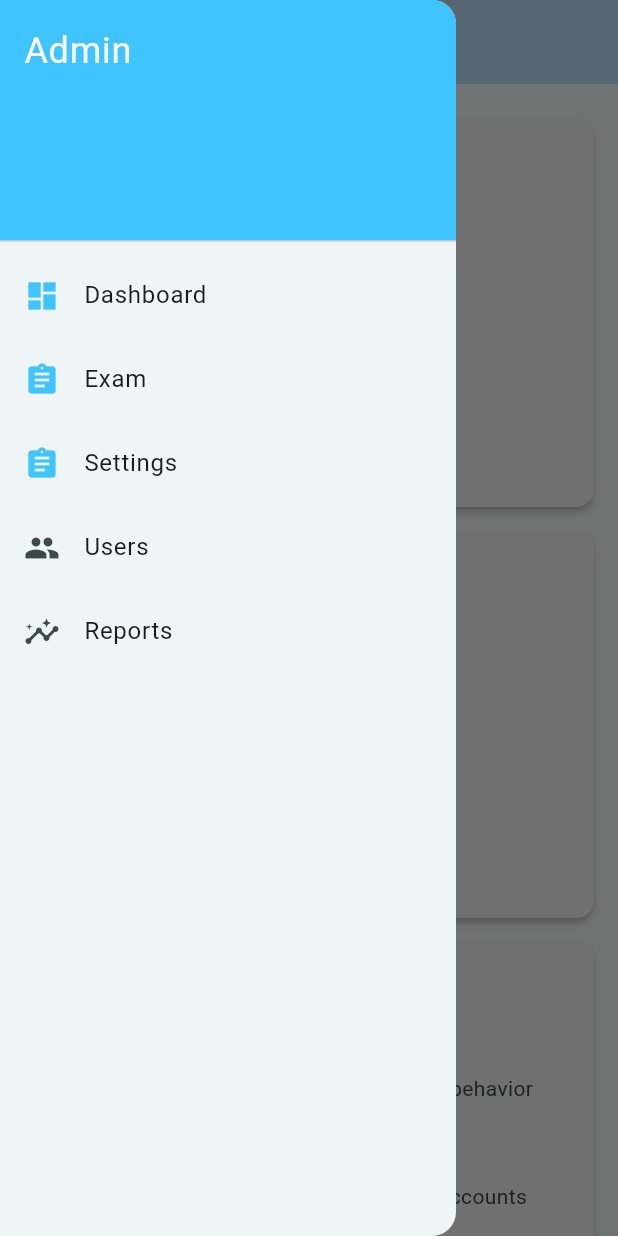
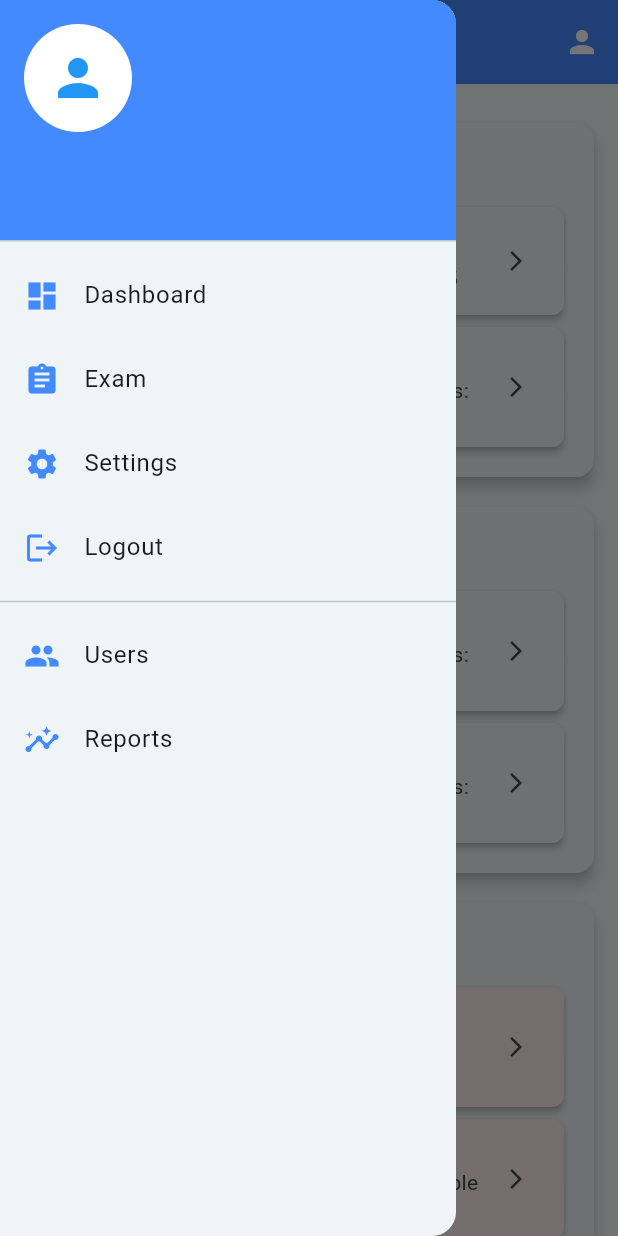
Before and after one commit to arvindgitdev/ExamGo, a Flutter app: the AdminDashboard screen opened directly, with the side drawer open, on a phone screen of 412 x 824 dp. Run offline on Flutter 3.47's test engine with Material 3 defaults, Android fonts, the phone set to English and light mode, and no system bars; our stand-ins replace cloud_firestore, firebase_auth, firebase_core, google_fonts, google_sign_in, shared_preferences; accounts and stored records are empty.

```diff
--- a/lib/Student/studentpage.dart
+++ b/lib/Student/studentpage.dart
@@ -1,7 +1,9 @@
+import 'package:examgo/Provider/auth_provider.dart';
 import 'package:examgo/Student/available%20exam.dart';
 import 'package:examgo/Student/exam%20history.dart';
 import 'package:examgo/Student/settings.dart';
 import 'package:flutter/material.dart';
+import 'package:provider/provider.dart';
 
 class Studentpage extends StatelessWidget {
   const Studentpage({super.key});
@@ -61,8 +63,8 @@ class Studentpage extends StatelessWidget {
             ListTile(
               leading: const Icon(Icons.logout),
               title: const Text('Logout'),
-              onTap: () {
-                Navigator.pop(context); // Close drawer
+              onTap: ()  async {
+                await  Provider.of<AuthProvider>(context, listen: false).signOut(context);
               },
             ),
           ],
--- a/lib/Teacher/Admindashboard.dart
+++ b/lib/Teacher/Admindashboard.dart
@@ -1,6 +1,9 @@
+import 'package:examgo/Provider/auth_provider.dart';
 import 'package:examgo/Teacher/exam.dart';
 import 'package:examgo/Teacher/settings.dart';
 import 'package:flutter/material.dart';
+import 'package:google_fonts/google_fonts.dart';
+import 'package:provider/provider.dart';
 
 class AdminDashboard extends StatefulWidget {
   const AdminDashboard({super.key});
@@ -13,7 +16,6 @@ class _AdminDashboardState extends State<AdminDashboard> {
   List<Exam> currentExams = [];
   List<Exam> upcomingExams = [];
   List<FlaggedActivity> flaggedActivities = [];
-
   bool _isLoading = true;
 
   @override
@@ -23,8 +25,7 @@ class _AdminDashboardState extends State<AdminDashboard> {
   }
 
   Future<void> _loadData() async {
-    await Future.delayed(const Duration(seconds: 2)); // Simulate API call
-
+    await Future.delayed(const Duration(seconds: 2)); // Simulated API call
     currentExams = [
       Exam("Math Exam", "Active", 25),
       Exam("Science Quiz", "Scheduled", 15),
@@ -47,66 +48,22 @@ class _AdminDashboardState extends State<AdminDashboard> {
   Widget build(BuildContext context) {
     return Scaffold(
       appBar: AppBar(
-        title: const Text("Dashboard"),
-        backgroundColor: Colors.blue.shade100,
+        iconTheme: IconThemeData(color: Colors.white),
+        title: Text(
+          "Admin Dashboard",
+          style: GoogleFonts.poppins(fontSize: 20, fontWeight: FontWeight.w600, color: Colors.white),
+        ),
+        backgroundColor: Colors.blueAccent,
+        actions: [
+          IconButton(
+            icon: const Icon(Icons.person),
+            onPressed: () {
+              // Navigate to profile
+            },
+          )
+        ],
       ),
-      drawer: Drawer(
-        child: ListView(
-          padding: EdgeInsets.zero,
-          children: <Widget>[
-            const DrawerHeader(
-              decoration: BoxDecoration(
-                color: Colors.lightBlueAccent,
-              ),
-              child: Text(
-                'Admin',
-                style: TextStyle(
-                  color: Colors.white,
-                  fontSize: 24,
-                ),
-              ),
-            ),
-            ListTile(
-              leading: const Icon(Icons.dashboard, color: Colors.lightBlueAccent),
-              title: const Text('Dashboard'),
-              onTap: () {
-                Navigator.push(
-                  context,
-                  MaterialPageRoute(builder: (context) => const AdminDashboard()),
-                );
-              },
-            ),
-            ListTile(
-              leading: const Icon(Icons.assignment, color: Colors.lightBlueAccent),
-              title: const Text('Exam'),
-              onTap: () {
-                Navigator.push(
-                  context,
-                  MaterialPageRoute(builder: (context) => ExamPage()),
-                );
-              },
-            ),
-            ListTile(
-              leading: const Icon(Icons.assignment, color: Colors.lightBlueAccent),
-              title: const Text('Settings'),
-              onTap: () {
-                Navigator.push(
-                  context,
-                  MaterialPageRoute(builder: (context) => SettingsPage()),
-                );
-              },
-            ),
-            const ListTile(
-              leading: Icon(Icons.group),
-              title: Text('Users'),
-            ),
-            const ListTile(
-              leading: Icon(Icons.insights),
-              title: Text('Reports'),
-            ),
-          ],
-        ),
-      ),
+      drawer: _buildDrawer(),
       body: _isLoading
           ? const Center(child: CircularProgressIndicator())
           : SingleChildScrollView(
@@ -114,95 +71,161 @@ class _AdminDashboardState extends State<AdminDashboard> {
         child: Column(
           crossAxisAlignment: CrossAxisAlignment.start,
           children: [
-            _buildExamCard("Current Exams", currentExams),
-            _buildExamCard("Upcoming Exams", upcomingExams),
-            _buildFlaggedCard("Recent Flagged Activities", flaggedActivities),
+            _buildSectionCard("Current Exams", currentExams, Icons.assignment),
+            _buildSectionCard("Upcoming Exams", upcomingExams, Icons.schedule),
+            _buildFlaggedCard(),
           ],
         ),
       ),
     );
   }
 
-  Widget _buildExamCard(String title, List<Exam> exams) {
+  Widget _buildDrawer() {
+    final authProvider = Provider.of<AuthProvider>(context, listen: false);
+    final user = authProvider.currentUser;
+    return Drawer(
+      child: Column(
+        children: [
+          UserAccountsDrawerHeader(
+            accountName: Text(user?.displayName ?? "Admin"),
+            accountEmail: Text(user?.email ?? "admin@example.com"),
+            currentAccountPicture: const CircleAvatar(
+              backgroundColor: Colors.white,
+              child: Icon(Icons.person, size: 40, color: Colors.blue),
+            ),
+            decoration: BoxDecoration(
+              color: Colors.blueAccent,
+            ),
+          ),
+          _buildDrawerItem(Icons.dashboard, "Dashboard", () {
+            Navigator.pop(
+              context,
+              MaterialPageRoute(builder: (context) => const AdminDashboard()),
+            );
+
+          }),
+          _buildDrawerItem(Icons.assignment, "Exam", () {
+            Navigator.push(
+              context,
+              MaterialPageRoute(builder: (context) => ExamPage()),
+            );
+          }),
+          _buildDrawerItem(Icons.settings, "Settings", () {
+            Navigator.push(
+              context,
+              MaterialPageRoute(builder: (context) => SettingsPage()),
+            );
+          }),
+          _buildDrawerItem(Icons.logout, "Logout", () async {
+            await Provider.of<AuthProvider>(context, listen: false).signOut(context);
+          }),
+          const Divider(),
+          _buildDrawerItem(Icons.group, "Users", () {}),
+          _buildDrawerItem(Icons.insights, "Reports", () {}),
+        ],
+      ),
+    );
+  }
+
+  Widget _buildDrawerItem(IconData icon, String title, VoidCallback onTap) {
+    return ListTile(
+      leading: Icon(icon, color: Colors.blueAccent),
+      title: Text(title),
+      onTap: onTap,
+    );
+  }
+
+  Widget _buildSectionCard(String title, List<Exam> exams, IconData icon) {
     return Card(
-      elevation: 2,
-      margin: const EdgeInsets.symmetric(vertical: 8),
+      shape: RoundedRectangleBorder(borderRadius: BorderRadius.circular(12)),
+      elevation: 4,
+      margin: const EdgeInsets.symmetric(vertical: 10),
       child: Padding(
         padding: const EdgeInsets.all(16.0),
         child: Column(
           crossAxisAlignment: CrossAxisAlignment.start,
           children: [
-            Text(title, style: const TextStyle(fontSize: 18, fontWeight: FontWeight.bold)),
-            const SizedBox(height: 8),
+            Row(
+              children: [
+                Icon(icon, color: Colors.blueAccent),
+                const SizedBox(width: 10),
+                Text(
+                  title,
+                  style: const TextStyle(fontSize: 18, fontWeight: FontWeight.bold),
+                ),
+              ],
+            ),
+            const SizedBox(height: 10),
             if (exams.isEmpty)
-              const Text("No exams to display.")
+              const Center(child: Text("No exams available."))
             else
-              ListView.builder(
-                shrinkWrap: true,
-                physics: const NeverScrollableScrollPhysics(),
-                itemCount: exams.length,
-                itemBuilder: (context, index) {
-                  final exam = exams[index];
-                  return ListTile(
-                    title: Text(exam.name),
-                    subtitle: Text(exam.details),
-                    onTap: () {
-                      // Navigate to exam details page
-                    },
-                  );
-                },
-              ),
-            if (exams.isNotEmpty)
-              TextButton(
-                onPressed: () {
-                  // Navigate to "View All" page
-                },
-                child: const Text("View All"),
-              ),
+              ...exams.map((exam) => _buildExamTile(exam)),
           ],
         ),
       ),
     );
   }
 
-  Widget _buildFlaggedCard(String title, List<FlaggedActivity> activities) {
+  Widget _buildExamTile(Exam exam) {
     return Card(
+      shape: RoundedRectangleBorder(borderRadius: BorderRadius.circular(8)),
       elevation: 2,
-      margin: const EdgeInsets.symmetric(vertical: 8),
+      child: ListTile(
+        leading: CircleAvatar(
+          backgroundColor: exam.status == "Active" ? Colors.green : Colors.orange,
+          child: const Icon(Icons.assignment, color: Colors.white),
+        ),
+        title: Text(exam.name, style: const TextStyle(fontWeight: FontWeight.bold)),
+        subtitle: Text("Status: ${exam.status}, Participants: ${exam.participants}"),
+        trailing: const Icon(Icons.arrow_forward_ios, size: 16),
+        onTap: () {
+          // Navigate to exam details
+        },
+      ),
+    );
+  }
+
+  Widget _buildFlaggedCard() {
+    return Card(
+      shape: RoundedRectangleBorder(borderRadius: BorderRadius.circular(12)),
+      elevation: 4,
+      margin: const EdgeInsets.symmetric(vertical: 10),
       child: Padding(
         padding: const EdgeInsets.all(16.0),
         child: Column(
           crossAxisAlignment: CrossAxisAlignment.start,
           children: [
-            Text(title, style: const TextStyle(fontSize: 18, fontWeight: FontWeight.bold)),
-            const SizedBox(height: 8),
-            if (activities.isEmpty)
-              const Text("No flagged activities.")
+            Row(
+              children: [
+                const Icon(Icons.warning, color: Colors.redAccent),
+                const SizedBox(width: 10),
+                const Text(
+                  "Recent Flagged Activities",
+                  style: TextStyle(fontSize: 18, fontWeight: FontWeight.bold),
+                ),
+              ],
+            ),
+            const SizedBox(height: 10),
+            if (flaggedActivities.isEmpty)
+              const Center(child: Text("No flagged activities."))
             else
-              ListView.builder(
-                shrinkWrap: true,
-                physics: const NeverScrollableScrollPhysics(),
-                itemCount: activities.length,
-                itemBuilder: (context, index) {
-                  final activity = activities[index];
-                  return ListTile(
-                    title: Text(activity.participant),
-                    subtitle: Text(activity.details),
-                    onTap: () {
-                      // Navigate to details page
-                    },
-                  );
-                },
-              ),
-            if (activities.isNotEmpty)
-              TextButton(
-                onPressed: () {
-                  // Navigate to "View All" page
-                },
-                child: const Text("View All"),
-              ),
+              ...flaggedActivities.map((activity) => _buildFlaggedTile(activity)),
           ],
         ),
+      ),
+    );
+  }
+
+  Widget _buildFlaggedTile(FlaggedActivity activity) {
+    return Card(
+      shape: RoundedRectangleBorder(borderRadius: BorderRadius.circular(8)),
+      elevation: 2,
+      color: Colors.red[50],
+      child: ListTile(
+        leading: const Icon(Icons.warning, color: Colors.redAccent),
+        title: Text(activity.participant, style: const TextStyle(fontWeight: FontWeight.bold)),
+        subtitle: Text("Exam: ${activity.exam}, Issue: ${activity.activity}"),
+        trailing: const Icon(Icons.arrow_forward_ios, size: 16),
       ),
     );
   }
@@ -212,18 +235,12 @@ class Exam {
   final String name;
   final String status;
   final int participants;
-
   Exam(this.name, this.status, this.participants);
-
-  String get details => "Status: $status, Participants: $participants";
 }
 
 class FlaggedActivity {
   final String participant;
   final String exam;
   final String activity;
-
   FlaggedActivity(this.participant, this.exam, this.activity);
-
-  String get details => "Exam: $exam, Activity: $activity";
 }
--- a/lib/main.dart
+++ b/lib/main.dart
@@ -23,13 +23,17 @@ class MyApp extends StatelessWidget {
       providers: [
         ChangeNotifierProvider(create: (context) => AuthProvider()),
       ],
-      child: MaterialApp(
+      child: Consumer< AuthProvider>(
+    builder: (context,authProvider,child){
+    return MaterialApp(
     debugShowCheckedModeBanner: false,
     title: 'Exam Go',
     theme: ThemeData(
     colorScheme: ColorScheme.fromSeed(seedColor: Colors.white),
     ),
     home: const ResponsiveLayout(child: SplashScreen()), // Apply ResponsiveLayout globally
+    );
+    }
       ),
     );
   }
--- a/pubspec.yaml
+++ b/pubspec.yaml
@@ -44,6 +44,8 @@ dependencies:
   flutter_launcher_icons: ^0.14.3
   google_sign_in: ^6.3.0
   intl: ^0.20.2
+  shared_preferences: ^2.5.2
+  google_fonts: ^6.2.1
 
 dev_dependencies:
   flutter_test:
```
Also changed, not shown: lib/Provider/auth_provider.dart (+34 -13 lines), lib/Teacher/createexam.dart (+9 -2 lines), lib/Teacher/exam.dart (+52 -33 lines), lib/splash_screen.dart (+31 -29 lines), pubspec.lock, 2 other files. Lines whose indentation alone changed are shown as unchanged.
